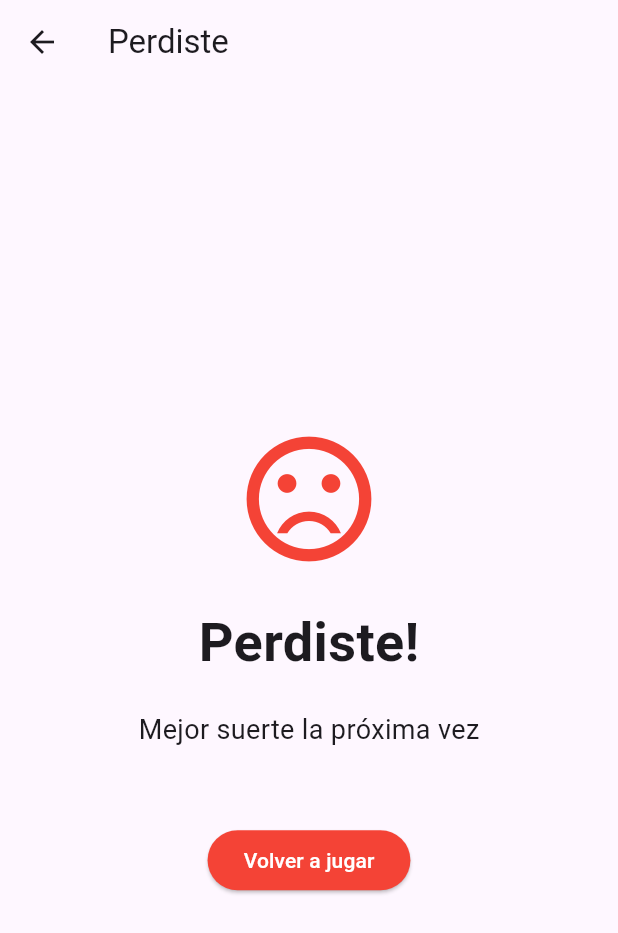
After one commit to jaimepk10/adivina-el-numero, a Flutter app: the LoserScreen screen opened directly, on a phone screen of 412 x 824 dp. The commit adds this screen. Shown: the top 933 px of the screen. Run offline on Flutter 3.47's test engine with Material 3 defaults, Android fonts, the phone set to English and light mode, and no system bars.

Commit message:
Agregada pantalla de derrota

```diff
--- a/lib/GameScreen.dart
+++ b/lib/GameScreen.dart
@@ -2,6 +2,7 @@ import 'package:flutter/material.dart';
 import 'package:provider/provider.dart';
 
 import 'GameState.dart';
+import 'LoserScreen.dart';
 import 'WinnerScreen.dart';
 
 class GameScreen extends StatefulWidget {
@@ -116,6 +117,14 @@ class _GameScreenState extends State<GameScreen> {
       ),
       body: Consumer<GameState>(
         builder: (context, gameState, child) {
+          if (gameState.timeRemaining == 0) {
+            WidgetsBinding.instance!.addPostFrameCallback((_) {
+              Navigator.push(
+                context,
+                MaterialPageRoute(builder: (context) => LoserScreen()),
+              );
+            });
+          }
           return Column(
             children: <Widget>[
               Expanded(
--- /dev/null
+++ b/lib/LoserScreen.dart
@@ -0,0 +1,50 @@
+import 'package:flutter/material.dart';
+import 'package:provider/provider.dart';
+import 'GameState.dart';
+
+class LoserScreen extends StatelessWidget {
+  @override
+  Widget build(BuildContext context) {
+    final gameState = Provider.of<GameState>(context, listen: false);
+
+    return Scaffold(
+      appBar: AppBar(
+        title: Text('Perdiste'),
+      ),
+      body: Center(
+        child: Column(
+          mainAxisAlignment: MainAxisAlignment.center,
+          children: <Widget>[
+            Icon(
+              Icons.sentiment_very_dissatisfied,
+              color: Colors.red,
+              size: 100.0,
+            ),
+            SizedBox(height: 20.0),
+            Text(
+              'Perdiste!',
+              style: TextStyle(fontSize: 36, fontWeight: FontWeight.bold),
+            ),
+            SizedBox(height: 20.0),
+            Text(
+              'Mejor suerte la próxima vez',
+              style: TextStyle(fontSize: 18),
+            ),
+            SizedBox(height: 50.0),
+            ElevatedButton(
+              style: ElevatedButton.styleFrom(
+                foregroundColor: Colors.white,
+                backgroundColor: Colors.red,
+              ),
+              onPressed: () {
+                gameState.resetGame();
+                Navigator.pop(context);
+              },
+              child: Text('Volver a jugar'),
+            )
+          ],
+        ),
+      ),
+    );
+  }
+}
```
